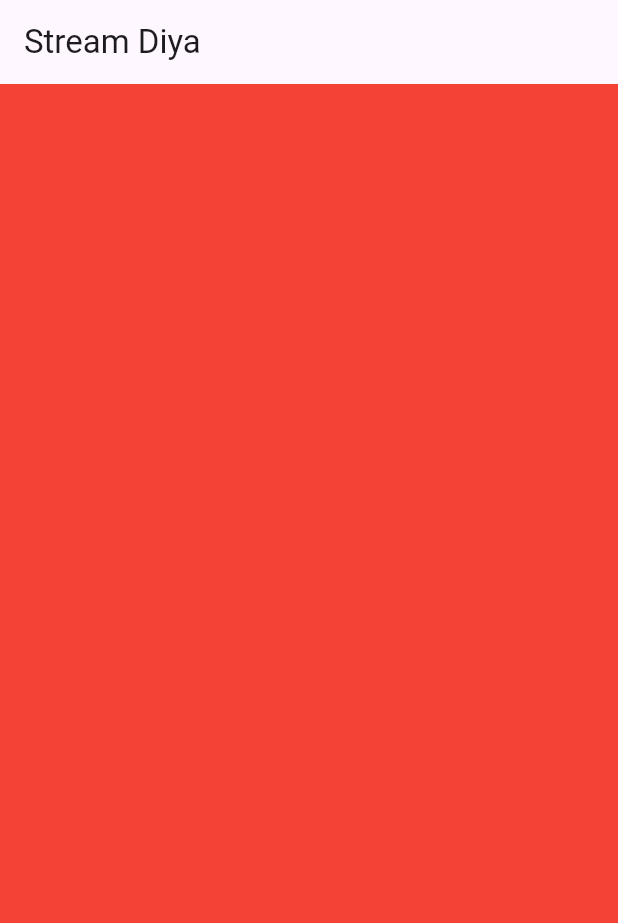
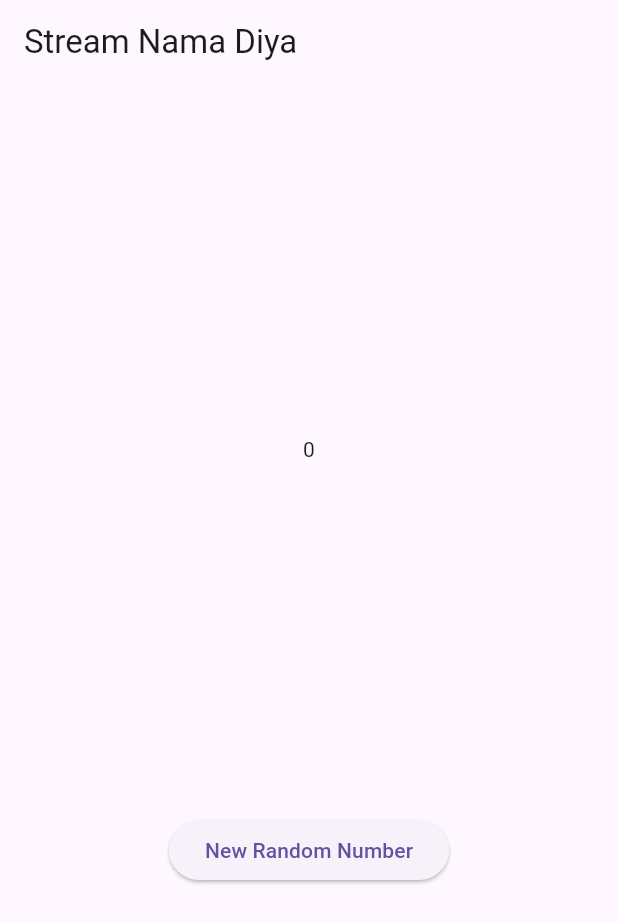
Before and after one commit to Sadiya8924/Mobile2025_2341720147, a Flutter app: the screen it shows after launch, on a phone screen of 412 x 824 dp. Shown: the top 923 px of the screen. Run offline on Flutter 3.47's test engine with Material 3 defaults, Android fonts, the phone set to English and light mode, and no system bars; our stand-ins replace auto_size_text, geolocator.

Commit message:
W12: Jawaban Soal 6

```diff
--- a/codelab12_dart/stream_diya/lib/main.dart
+++ b/codelab12_dart/stream_diya/lib/main.dart
@@ -1,5 +1,7 @@
 import 'package:flutter/material.dart';
 import 'stream.dart';
+import 'dart:async';
+import 'dart:math';
 
 void main() {
   runApp(const MyApp());
@@ -30,6 +32,9 @@
 class _StreamHomePageState extends State<StreamHomePage> {
   Color bgColor = Colors.blueGrey;
   late ColorStream colorStream;
+  int lastNumber = 0;
+  late StreamController<int> numberStreamController;
+  late NumberStream numberStream;
 
   void changeColor() {
     colorStream.getColors().listen((eventColor) {
@@ -39,23 +44,52 @@
     });
   }
 
+  void addRandomNumber() {
+    Random random = Random();
+    int myNum = random.nextInt(10);
+    numberStream.addNumberToSink(myNum);
+  }
+
   @override
   void initState() {
+    numberStream = NumberStream();
+    numberStreamController = numberStream.controller;
+    Stream stream = numberStreamController.stream;
+    stream.listen((event) {
+      setState(() {
+        lastNumber = event;
+      });
+    });
+
     super.initState();
-    colorStream = ColorStream();
-    changeColor();
   }
 
   @override
   Widget build(BuildContext context) {
     return Scaffold(
       appBar: AppBar(
-        // [JAWABAN SOAL 1] Menyamakan title dengan di MaterialApp
-        title: const Text('Stream Diya'),
+        title: const Text('Stream Nama Diya'),
       ),
-      body: Container(
-        decoration: BoxDecoration(color: bgColor),
+      body: SizedBox(
+        width: double.infinity,
+        child: Column(
+          mainAxisAlignment: MainAxisAlignment.spaceEvenly,
+          crossAxisAlignment: CrossAxisAlignment.center,
+          children: [
+            Text(lastNumber.toString()),
+            ElevatedButton(
+              onPressed: () => addRandomNumber(),
+              child: Text('New Random Number'),
+            ),
+          ],
+        ),
       ),
     );
   }
+
+  @override
+  void dispose() {
+    numberStreamController.close();
+    super.dispose();
+  }
 }
--- a/codelab12_dart/stream_diya/lib/stream.dart
+++ b/codelab12_dart/stream_diya/lib/stream.dart
@@ -1,4 +1,5 @@
 import 'package:flutter/material.dart';
+import 'dart:async';
 
 class ColorStream {
   final List<Color> colors = [
@@ -22,3 +23,15 @@
     });
   }
 }
+
+class NumberStream {
+  final StreamController<int> controller = StreamController<int>();
+
+  void addNumberToSink(int newNumber) {
+    controller.sink.add(newNumber);
+  }
+
+  void close() {
+    controller.close();
+  }
+}
```
